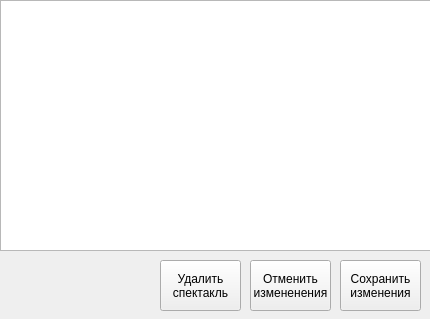
Before: the Qt Designer form Teatr/more_performances.ui in Shnayder102/teatr, drawn with Qt 5.
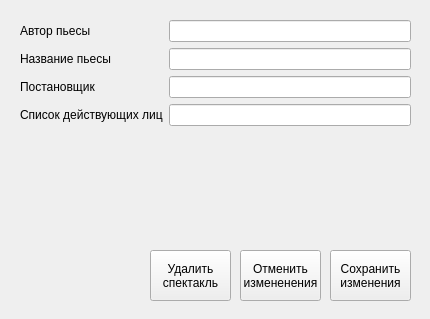
After: the same form once the commit is applied.

The edit to the form file:
```diff
--- a/Teatr/more_performances.ui
+++ b/Teatr/more_performances.ui
@@ -16,8 +16,8 @@
   <widget class="QPushButton" name="pushButton">
    <property name="geometry">
     <rect>
-     <x>340</x>
-     <y>260</y>
+     <x>330</x>
+     <y>250</y>
      <width>81</width>
      <height>51</height>
     </rect>
@@ -30,8 +30,8 @@
   <widget class="QPushButton" name="pushButton_2">
    <property name="geometry">
     <rect>
-     <x>250</x>
-     <y>260</y>
+     <x>240</x>
+     <y>250</y>
      <width>81</width>
      <height>51</height>
     </rect>
@@ -41,21 +41,11 @@
 измененения</string>
    </property>
   </widget>
-  <widget class="QTableView" name="tableView">
-   <property name="geometry">
-    <rect>
-     <x>0</x>
-     <y>0</y>
-     <width>431</width>
-     <height>251</height>
-    </rect>
-   </property>
-  </widget>
   <widget class="QPushButton" name="pushButton_3">
    <property name="geometry">
     <rect>
-     <x>160</x>
-     <y>260</y>
+     <x>150</x>
+     <y>250</y>
      <width>81</width>
      <height>51</height>
     </rect>
@@ -65,6 +55,58 @@
 спектакль</string>
    </property>
   </widget>
+  <widget class="QWidget" name="layoutWidget">
+   <property name="geometry">
+    <rect>
+     <x>20</x>
+     <y>20</y>
+     <width>391</width>
+     <height>211</height>
+    </rect>
+   </property>
+   <layout class="QFormLayout" name="formLayout">
+    <item row="0" column="0">
+     <widget class="QLabel" name="label">
+      <property name="text">
+       <string>Автор пьесы</string>
+      </property>
+     </widget>
+    </item>
+    <item row="0" column="1">
+     <widget class="QLineEdit" name="lineEdit"/>
+    </item>
+    <item row="1" column="0">
+     <widget class="QLabel" name="label_2">
+      <property name="text">
+       <string>Название пьесы</string>
+      </property>
+     </widget>
+    </item>
+    <item row="1" column="1">
+     <widget class="QLineEdit" name="lineEdit_2"/>
+    </item>
+    <item row="2" column="0">
+     <widget class="QLabel" name="label_3">
+      <property name="text">
+       <string>Постановщик</string>
+      </property>
+     </widget>
+    </item>
+    <item row="2" column="1">
+     <widget class="QLineEdit" name="lineEdit_3"/>
+    </item>
+    <item row="3" column="0">
+     <widget class="QLabel" name="label_4">
+      <property name="text">
+       <string>Список действующих лиц</string>
+      </property>
+     </widget>
+    </item>
+    <item row="3" column="1">
+     <widget class="QLineEdit" name="lineEdit_4"/>
+    </item>
+   </layout>
+  </widget>
  </widget>
  <resources/>
  <connections/>
```
